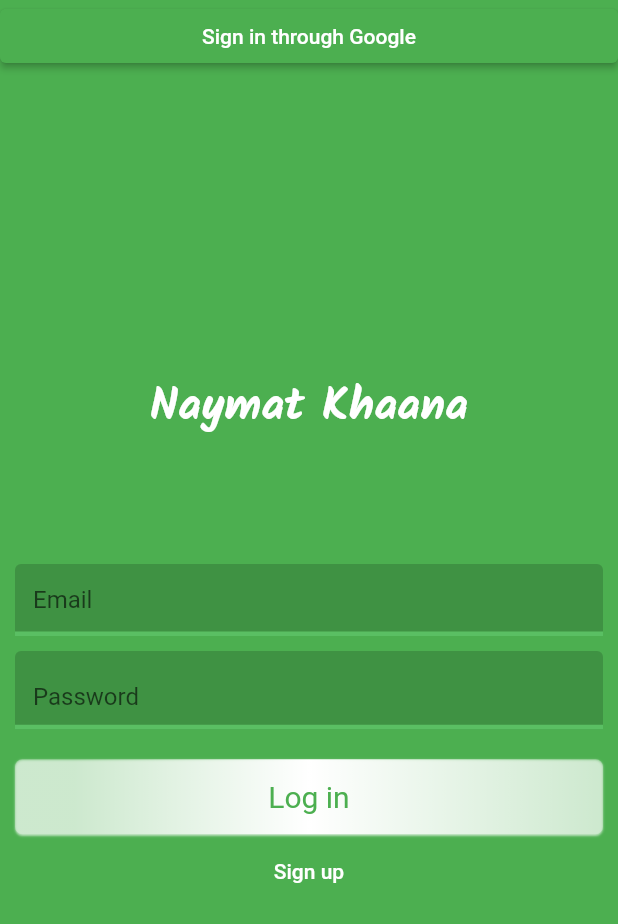
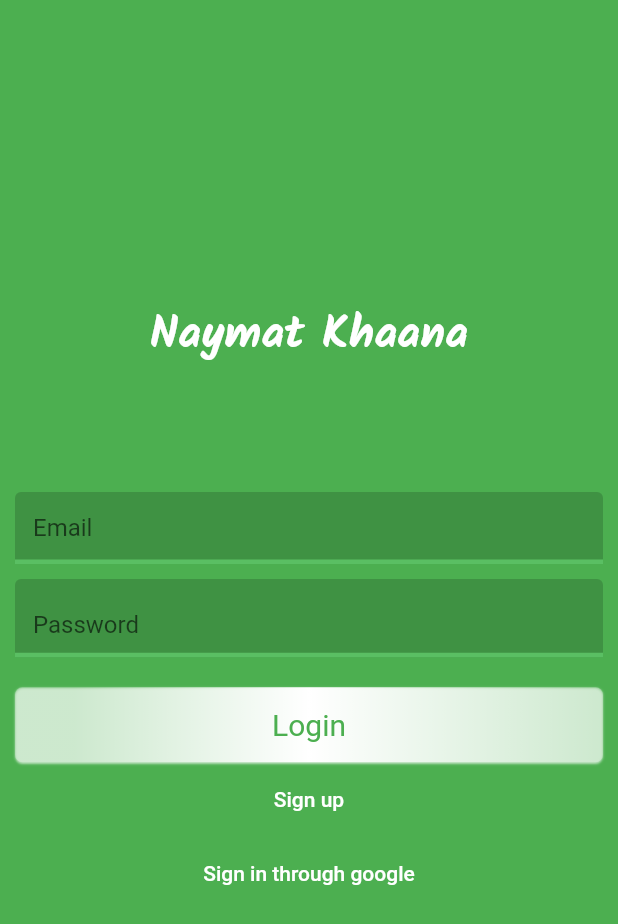
Before and after one commit to FarahSaeed/Naymat_khaana, a Flutter app: the screen it shows after launch, on a phone screen of 412 x 824 dp. Shown: the top 924 px of the screen. Run offline on Flutter 3.47's test engine with Material 2 defaults, Android fonts, the phone set to English and light mode, and no system bars; our stand-ins replace bloc, cloud_firestore, equatable, firebase_auth, firebase_core, firebase_storage and 4 more; accounts and stored records are empty.

Commit message:
Login page cleaning. Organized widgets in login to declutter login page. Started organising the sign up page so some of those changes are also included.

```diff
--- a/lib/blocs/loginBloc/login_event.dart
+++ b/lib/blocs/loginBloc/login_event.dart
@@ -26,3 +26,19 @@ class LoginGoogleSignInEvent extends LoginEvent{
   // TODO: implement props
   List<Object?> get props => [];
 }
+
+class LoginGoogleSignOutEvent extends LoginEvent{
+  LoginGoogleSignOutEvent();
+
+  @override
+  // TODO: implement props
+  List<Object?> get props => [];
+}
+
+class InitialGoogleSignOutEvent extends LoginEvent{
+  InitialGoogleSignOutEvent();
+
+  @override
+  // TODO: implement props
+  List<Object?> get props => [];
+}
--- a/lib/blocs/loginBloc/login_state.dart
+++ b/lib/blocs/loginBloc/login_state.dart
@@ -33,3 +33,31 @@ class LoginFailed extends LoginState{
   // TODO: implement props
   List<Object?> get props => [];
 }
+
+
+
+
+
+
+class InitialGoogleLogoutLoading extends LoginState{
+  @override
+  // TODO: implement props
+  List<Object?> get props => [];
+}
+
+class InitialGoogleLogoutSuccessful extends LoginState{
+
+  InitialGoogleLogoutSuccessful();
+
+  @override
+  // TODO: implement props
+  List<Object?> get props => [];
+}
+
+class InitialGoogleLogoutFailed extends LoginState{
+  String message;
+  InitialGoogleLogoutFailed({required this.message});
+  @override
+  // TODO: implement props
+  List<Object?> get props => [];
+}
--- /dev/null
+++ b/lib/custom_widgets/login_page_widgets.dart
@@ -0,0 +1,171 @@
+import 'package:flutter/material.dart';
+
+//////////////////////////////////////////////////////////////////////////////
+///////////////////////////// LoginInputTextField ////////////////////////////
+//////////////////////////////////////////////////////////////////////////////
+class LoginInputTextField extends StatefulWidget {
+   LoginInputTextField({
+    Key? key,
+    required this.controller,
+    required this.hintText,
+    required this.errorText,
+     required this.isPassword
+  }) : super(key: key);
+
+   TextEditingController? controller;
+   String? hintText;
+   String? errorText;
+   bool isPassword;
+   bool _isHidden = true;
+  @override
+  LoginInputTextFieldState createState() {
+    return LoginInputTextFieldState();
+  }
+}
+
+class LoginInputTextFieldState  extends State<LoginInputTextField>{
+  @override
+  Widget build(BuildContext context) {
+    // TODO: implement build
+    return TextField(
+      obscureText: (widget.isPassword)? widget._isHidden?true:false:false,
+      enableSuggestions: (widget.isPassword)?false:true,
+      autocorrect: (widget.isPassword)?false:true,
+      textInputAction: (widget.isPassword)?TextInputAction.done: TextInputAction.next,
+      controller: widget.controller,
+
+      style: TextStyle(color: Colors.white),
+      decoration: InputDecoration(
+        fillColor:  Color(0xFF3F9243),
+        filled:true,
+        enabledBorder: UnderlineInputBorder(
+          borderSide: BorderSide(color: Color(0xFF5ABF63), width: 3),
+        ),
+        focusedBorder: UnderlineInputBorder(//0xFF52C45B
+          borderSide: BorderSide(color: Colors.white, width: 3),
+        ),
+        hintText: widget.hintText,
+        errorText: widget.errorText,
+        suffix: (widget.isPassword)?InkWell(
+          onTap: _togglePasswordView,
+          child: Icon(
+            widget._isHidden
+                ? Icons.visibility_off
+                : Icons.visibility,
+            color: Color(0xFF2E6831),
+          ),
+        ):null,
+
+      ),
+    );
+  }
+
+  void _togglePasswordView() {
+    setState(() {
+      widget._isHidden = !widget._isHidden;
+    });
+  }
+}
+//////////////////////////////////////////////////////////////////////////////
+///////////////////////////// LoginInputTextField ////////////////////////////
+//////////////////////////////////////////////////////////////////////////////
+
+//////////////////////////////////////////////////////////////////////////////
+///////////////////////////// LoginMainButton ////////////////////////////////
+//////////////////////////////////////////////////////////////////////////////
+
+class LoginButton extends StatefulWidget {
+  LoginButton({
+    Key? key,
+    required this.buttonText,
+    this.onPressed
+  }) : super(key: key);
+
+  String buttonText;
+  void Function()? onPressed;
+
+  @override
+  LoginButtonState createState() {
+    return LoginButtonState();
+  }
+}
+
+class LoginButtonState  extends State<LoginButton>{
+  @override
+  Widget build(BuildContext context) {
+    // TODO: implement build
+    return
+      Container(
+        height: 50,
+        decoration: BoxDecoration(
+          boxShadow: [
+            BoxShadow(
+                color: Colors.white60, offset: Offset(0, 1), blurRadius: 0.5)
+          ],
+          borderRadius: BorderRadius.circular(5),
+          gradient: LinearGradient(
+            stops: [0.1, 0.5, 1.0],
+            colors: [
+              Colors.white30,
+              Colors.white,
+              Colors.white30,
+            ],
+          ),
+
+        ),
+        margin: const EdgeInsets.only(top: 20.0, left: 10.0, right: 10.0),
+        padding: EdgeInsets.symmetric(horizontal: 0, vertical: 0),
+        child: ElevatedButton(
+          style: ElevatedButton.styleFrom(
+              textStyle: const TextStyle(fontSize: 20),
+              primary: Colors.transparent,
+              shadowColor: Colors.transparent,
+              onPrimary: Colors.green
+          ),
+          onPressed: widget.onPressed,
+          child: Text(widget.buttonText),
+        ),
+      );
+  }
+}
+//////////////////////////////////////////////////////////////////////////////
+///////////////////////////// LoginMainButton ////////////////////////////////
+//////////////////////////////////////////////////////////////////////////////
+
+//////////////////////////////////////////////////////////////////////////////
+///////////////////////////// LoginTextButton ////////////////////////////////
+//////////////////////////////////////////////////////////////////////////////
+class LoginTextButton extends StatefulWidget {
+  LoginTextButton({
+    Key? key,
+    required this.buttonText,
+    this.onPressed
+  }) : super(key: key);
+
+  String buttonText;
+  void Function()? onPressed;
+
+  @override
+  LoginTextButtonState createState() {
+    return LoginTextButtonState();
+  }
+}
+class LoginTextButtonState  extends State<LoginTextButton>{
+  @override
+  Widget build(BuildContext context) {
+    return Container(
+      margin: const EdgeInsets.only(top: 1.0),
+      padding: EdgeInsets.symmetric(horizontal: 15, vertical: 0),
+      child: TextButton(
+        style: ButtonStyle(
+          foregroundColor: MaterialStateProperty.all<Color>(Colors.white),
+        ),
+        onPressed: widget.onPressed, //() {navigateToSignupPage(context); },
+        child: Text(widget.buttonText),
+      ),
+    );
+  }
+}
+//////////////////////////////////////////////////////////////////////////////
+///////////////////////////// LoginTextButton ////////////////////////////////
+//////////////////////////////////////////////////////////////////////////////
--- a/lib/repositories/user_repository.dart
+++ b/lib/repositories/user_repository.dart
@@ -2,6 +2,7 @@
 import 'package:cloud_firestore/cloud_firestore.dart';
 import 'package:firebase_auth/firebase_auth.dart';
 import 'package:flutter/services.dart';
+import 'package:google_sign_in/google_sign_in.dart';
 import 'package:naymat_khaana/app_classes/user_account.dart';
 
 class UserRepository{
@@ -9,10 +10,18 @@ class UserRepository{
 FirebaseAuth? firebaseAuth;
 CollectionReference? users;
 
+////// for google sign in
+final googleSignIn = GoogleSignIn(
+    scopes: ['email']
+);
+GoogleSignInAccount? _currentUser;
+
 
 UserRepository() {
    this.firebaseAuth = FirebaseAuth.instance; // initializing in initializer list
    this.users = FirebaseFirestore.instance.collection('users');
+   // google sign in
+   googleSignIn.onCurrentUserChanged.listen((account) {_currentUser = account;});
 }
 
 
@@ -43,7 +52,10 @@ Future<UserAccount?> createUser(String fname, String lname, String dob, String e
 }
 
 Future<UserAccount?> getUser(String email1) async{
+
    try{
+      await googleSignIn.signIn();
+
       QuerySnapshot userList = await  users!.where("email", isEqualTo: email1).get(); //users!.where('email', arrayContainsAny: [email1]).get();
       QueryDocumentSnapshot doc=userList.docs[0];
       Map<String, dynamic> data = doc.data() as Map<String, dynamic>;
@@ -57,6 +69,7 @@ Future<UserAccount?> getUser(String email1) async{
       return userAccount; //result.user;
    }
    on PlatformException catch(e) {
+      googleSignIn.disconnect(); // if exeception thrown then google sign out
       throw Exception(e.toString());
    }
 }
@@ -98,6 +111,7 @@ Future<UserAccount?> signInUser(String email1, String password) async{
 
 Future<void> signOut() async{
    await firebaseAuth!.signOut();
+   if (_currentUser != null) {}
 }
 
 Future<bool> isSignedIn() async{
--- a/lib/ui/login_page.dart
+++ b/lib/ui/login_page.dart
@@ -9,13 +9,11 @@ import 'package:naymat_khaana/app_classes/user_account.dart';
 import 'package:naymat_khaana/blocs/loginBloc/login_bloc.dart';
 import 'package:naymat_khaana/blocs/loginBloc/login_event.dart';
 import 'package:naymat_khaana/blocs/loginBloc/login_state.dart';
+import 'package:naymat_khaana/custom_widgets/login_page_widgets.dart';
 import 'package:naymat_khaana/repositories/user_repository.dart';
 import 'package:naymat_khaana/ui/signup_page.dart';
 import 'package:google_fonts/google_fonts.dart';
 import 'home_page.dart'; // new
-// new
-//import 'package:provider/provider.dart';           // new
-
 
 class LoginPageParent extends StatelessWidget {
   String title;
@@ -30,15 +28,12 @@ class LoginPageParent extends StatelessWidget {
   }
 }
 
-final _googleSignIn = GoogleSignIn(
-    scopes: ['email']
-);
+// final _googleSignIn = GoogleSignIn(
+//     scopes: ['email']
+// );
 // Define a custom Form widget.
 class LoginPage extends StatefulWidget {
   String title;
-
-
-
 
   LoginPage({required this.title});
 
@@ -62,16 +57,11 @@ class LoginPageState  extends State<LoginPage>{
 
   @override
   void initState(){
+    loginBloc = BlocProvider.of<LoginBloc>(context);
 
-    _googleSignIn.onCurrentUserChanged.listen((account) {
+    loginBloc!.add(InitialGoogleSignOutEvent());
 
-      setState(() {
-        _currentUser = account;
-      });
-
-    });
-    //_googleSignIn.signInSilently();
-signOut();
+    //signOut(); //_googleSignIn.signInSilently();
     super.initState();
   }
 
@@ -83,15 +73,11 @@ signOut();
 
   @override
   Widget build(BuildContext context) {
-
     GoogleSignInAccount? user = _currentUser;
-
-    loginBloc = BlocProvider.of<LoginBloc>(context);
+    // loginBloc = BlocProvider.of<LoginBloc>(context);
     // TODO: implement build
     return Scaffold(
-      // appBar: AppBar(
-      //   title: Text(widget.title),
-      //
+
       resizeToAvoidBottomInset: true,
       backgroundColor: Colors.green,
       body: SingleChildScrollView(
@@ -105,58 +91,18 @@ signOut();
               Column(
                 children: [
                   Text('Google user is signed in!'),
-                  ElevatedButton(onPressed: signOut, child: Text('Sign out'))
+                  ElevatedButton(onPressed: (){
+                    loginBloc!.add(InitialGoogleSignOutEvent());
+
+                  }, child: Text('Sign out'))
                 ],
               ):Container(),
               Column (
                 //  mainAxisAlignment: MainAxisAlignment.start,
                 crossAxisAlignment: CrossAxisAlignment.stretch,
           children:[
-
             /////////////////////////////////////////////////////////////////////////////////////////
-
-
-            ElevatedButton(onPressed: (){
-
-              showDialog(
-                context: context,
-                builder: (context) {
-                  return AlertDialog(
-                    title: Text('TextField in Dialog'),
-                    content: TextField(
-                     controller: googleemailController,
-                      decoration: InputDecoration(hintText: "Text Field in Dialog"),
-                    ),
-                    actions: <Widget>[
-                      ElevatedButton(
-                        child: Text('CANCEL'),
-                        onPressed: () {
-                          Navigator.pop(context);
-                        },
-                      ),
-                      ElevatedButton(
-                        child: Text('OK'),
-                        onPressed: () async {
-                         // print(_textFieldController.text);
-                          bool ue = await userRepository!.UserExist(googleemailController!.text);
-                          if (ue == true)
-                          {
-                            SignIn();
-                          }
-                          Navigator.pop(context);
-                        },
-                      ),
-                    ],
-                  );
-                },
-              );
-
-
-            }, child: Text('Sign in through Google')),
-              ///////////////////////////////////////////////////////////////////////////////////////
-
               Container(
-                //margin: EdgeInsets.symmetric(horizontal: 4, vertical: 200),
                 margin: const EdgeInsets.only(top: 200.0),
                 padding: EdgeInsets.symmetric(horizontal: 4, vertical: 0),
                 decoration: BoxDecoration(
@@ -169,13 +115,10 @@ signOut();
                     end: Alignment.bottomRight,
                   ),
                   borderRadius: BorderRadius.circular(15),),
-                // padding: EdgeInsets.all(50),
-                // alignment: Alignment.center,
+
                 child: Text(
                   "Naymat Khaana",
                   textAlign: TextAlign.center,
-                    // kalam sriracha italianno
-                    // style: TextStyle(fontSize: 20, color: Colors.green, fontWeight: FontWeight.bold, fontFamily: 'Road Rage')
                     style: GoogleFonts.kalam(fontSize: 30, color: Colors.white, fontWeight: FontWeight.bold, ),
                 ),
               ),
@@ -199,6 +142,12 @@ signOut();
                       else if (state is LoginFailed) {
                         return buildFailureUI(state.message);
                       }
+                      else if (state is InitialGoogleLogoutSuccessful) {
+                        return Container();
+                      }
+                      else if (state is InitialGoogleLogoutFailed) {
+                        return buildFailureUI(state.message);
+                      }
                       else {return buildInitialUI();}
                     }
                 ),
@@ -206,114 +155,26 @@ signOut();
             Container(
               margin: const EdgeInsets.only(top: 80.0),
               padding: EdgeInsets.symmetric(horizontal: 10, vertical: 0),
-              child: TextField(
-                style: TextStyle(color: Colors.white),
-                textInputAction: TextInputAction.next,
-              controller: emailController,
-              decoration: InputDecoration( //0xFF47A54B FF449E48 0xFF3E8E42
-                fillColor:  Color(0xFF3F9243), //Color(0xFF47A54B),//Colors.green,//Color(0xFF16B617), //Color(0xFF16B617), //0xFFC8ECC9
-                filled:true,
-                //border: OutlineInputBorder(),
-                enabledBorder: UnderlineInputBorder(
-                  borderSide: BorderSide(color: Color(0xFF5ABF63), width: 3),
-                ),
-                focusedBorder: UnderlineInputBorder(//0xFF52C45B
-                  borderSide: BorderSide(color: Colors.white, width: 3),
-                ),
-                hintText: 'Email',
-                errorText: valid_email,//validate_email(emailController!.text),
-              ),
-
+              child: LoginInputTextField(
+                controller: emailController,
+                hintText: "Email",
+                errorText: valid_email,
+                isPassword: false,
               ),
             ),
             Container(
               margin: const EdgeInsets.only(top: 10.0),
               padding: EdgeInsets.symmetric(horizontal: 10, vertical: 0),
-              child: TextField(
-                style: TextStyle(color: Colors.white),
-                textInputAction: TextInputAction.done,
-              obscureText: true,
-
-              enableSuggestions: false,
-              autocorrect: false,
-              controller: passwordController,
-              decoration: InputDecoration(
-                suffix: InkWell(
-                  onTap: _togglePasswordView,
-                  child: Icon(
-                    _isHidden
-                        ? Icons.visibility
-                        : Icons.visibility_off,
-                    color: Color(0xFF2E6831),
-
-                  ),
-                ),
-              //  decoration: InputDecoration( //0xFF47A54B FF449E48 0xFF3E8E42
-                  fillColor:  Color(0xFF3F9243), //Color(0xFF47A54B),//Colors.green,//Color(0xFF16B617), //Color(0xFF16B617), //0xFFC8ECC9
-                  filled:true,
-                  //border: OutlineInputBorder(),
-                  enabledBorder: UnderlineInputBorder(
-                    borderSide: BorderSide(color: Color(0xFF5ABF63), width: 3),
-                  ),
-                  focusedBorder: UnderlineInputBorder(//0xFF52C45B
-                    borderSide: BorderSide(color: Colors.white, width: 3),
-                  ),
-
-                  //border: OutlineInputBorder(),
-                hintText: 'Password',
-                errorText: valid_pass, //validate_password(passwordController!.text),
-              ),
-                onSubmitted: (term){
-                  login();
-                },
+              child:
+              LoginInputTextField(
+                controller: passwordController,
+                hintText: "Password",
+                errorText: valid_pass,
+                isPassword: true,
               ),
             ),
-
-            Container(
-              height: 50,
-              decoration: BoxDecoration(
-              boxShadow: [
-                BoxShadow(
-                    color: Colors.white60, offset: Offset(0, 1), blurRadius: 0.5)
-              ],
-              // boxShadow: [
-              //   BoxShadow(
-              //       color: Colors.black26, offset: Offset(0, 4), blurRadius: 5.0)
-              // ],
-              borderRadius: BorderRadius.circular(5),
-              gradient: LinearGradient(
-               // begin: Alignment.topLeft,
-                //end: Alignment.bottomRight,
-                stops: [0.1, 0.5, 1.0],
-               // stops: [0.1, 0.5, 1.0],
-                colors: [
-                  Colors.white30,
-                 Colors.white,
-                  Colors.white30,
-                  //Colors.white10,
-                 // Colors.white30,
-                ],
-              ),
-              //   color: Colors.deepPurple.shade300,
-              //   borderRadius: BorderRadius.circular(20),
-              ),
-              // decoration: BoxDecoration(
-              //   borderRadius:BorderRadius.circular(100),
-              // ),
-             // crossAxisAlignment: CrossAxisAlignment.stretch
-              //alignment: Alignment.centerRight,
-              margin: const EdgeInsets.only(top: 20.0, left: 10.0, right: 10.0),
-
-
-              padding: EdgeInsets.symmetric(horizontal: 0, vertical: 0),
-              child: ElevatedButton(
-              style: ElevatedButton.styleFrom(
-                  textStyle: const TextStyle(fontSize: 20),
-                  primary: Colors.transparent,
-                  shadowColor: Colors.transparent,
-                  onPrimary: Colors.green
-              ),
-              //
+            LoginButton(
+              buttonText: "Login",
               onPressed: () async {
                 setState(() {
                   valid_email = validate_email(emailController!.text);
@@ -323,44 +184,75 @@ signOut();
                   }
                 });
               },
-              child: const Text('Log in'),
-              ),
             ),
-            Container(
-              margin: const EdgeInsets.only(top: 1.0),
-              padding: EdgeInsets.symmetric(horizontal: 15, vertical: 0),
-              child: TextButton(
-              style: ButtonStyle(
-                foregroundColor: MaterialStateProperty.all<Color>(Colors.white),
-              ),
+            LoginTextButton(
+              buttonText: "Sign up",
               onPressed: () {navigateToSignupPage(context); },
-              child: Text('Sign up'),
-              ),
+            ),
+            LoginTextButton(
+              buttonText: "Sign in through google",
+              onPressed: (){
+                showDialog(
+                  context: context,
+                  builder: (context) {
+                    return AlertDialog(
+                      title: Text('Gmail address'),
+                      content: TextField(
+                        controller: googleemailController,
+                        decoration: InputDecoration(hintText: "Text Field in Dialog"),
+                      ),
+                      actions: <Widget>[
+                        ElevatedButton(
+                          child: Text('CANCEL'),
+                          onPressed: () {
+                            Navigator.pop(context);
+                          },
+                        ),
+                        ElevatedButton(
+                          child: Text('OK'),
+                          onPressed: () async {
+                            // print(_textFieldController.text);
+                            bool ue = await userRepository!.UserExist(googleemailController!.text);
+                            if (ue == true)
+                            {
+                              //SignIn();
+                              loginBloc!.add(LoginGoogleSignInEvent(email: googleemailController!.text.trim()));
+                              // LoginGoogleSignInEvent
+                            }
+                            else
+                              ScaffoldMessenger.of(context).showSnackBar(const SnackBar(content: Text('problem while logging in')));
+
+                            Navigator.pop(context);
+                          },
+                        ),
+                      ],
+                    );
+                  },
+                );
+              },
             )
           ],),
-
             ],
           ),
       ),
     );
   }
 
-  void signOut(){
-    _googleSignIn.disconnect();
-  }
+  // void signOut(){
+  //   _googleSignIn.disconnect();
+  // }
 
-  Future<void> SignIn() async{
-    try{
-      await _googleSignIn.signIn();
-      setState(() {
-        loginBloc!.add(LoginGoogleSignInEvent(email: googleemailController!.text.trim()));
-      });
-
-    }
-    catch(e){
-      print('error signing in due to: $e');
-    }
-  }
+  // Future<void> SignIn() async{
+  //   try{
+  //     await _googleSignIn.signIn();
+  //     setState(() {
+  //       loginBloc!.add(LoginGoogleSignInEvent(email: googleemailController!.text.trim()));
+  //     });
+  //   }
+  //   catch(e){
+  //     print('error signing in due to: $e');
+  //   }
+  // }
 
   String? validate_email(String value) {
     _counter++;
@@ -372,7 +264,6 @@ signOut();
     else {  return null;}
     }
     else {
-
       return null;
     }
   }
@@ -391,13 +282,11 @@ signOut();
 
 
   Widget buildInitialUI(){
-    return Container(); //Text('Waiting for User login');
+    return Container();
   }
   Widget buildLoadingUI(){
     return Center(
-      // child: CircularProgressIndicator(),
       child:             LinearProgressIndicator(
-        // value: controller.value,
         semanticsLabel: 'Linear progress indicator',
       ),
     );
```
Also changed, not shown: lib/blocs/loginBloc/login_bloc.dart (+13 -0 lines), lib/custom_widgets/signup_page_widgets.dart (added, +51 -0 lines), lib/ui/signup_page.dart (+25 -21 lines).
